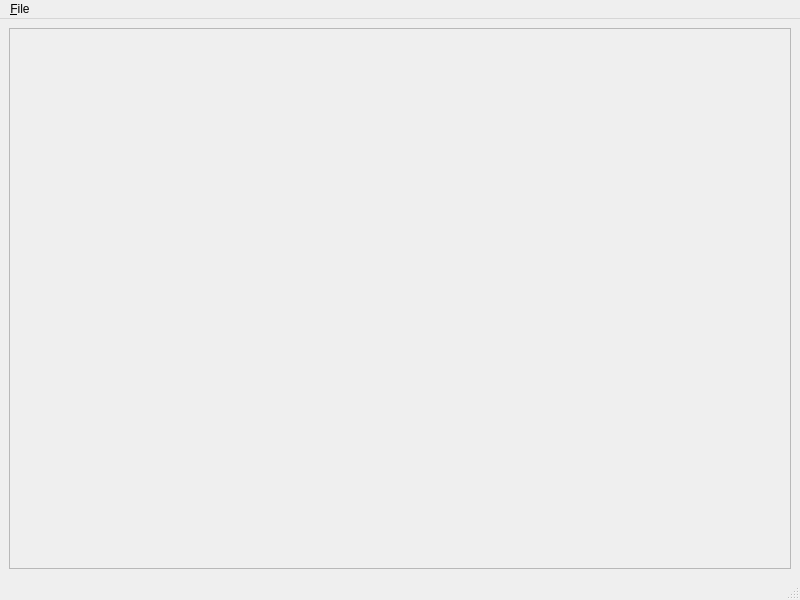
Above: forms/mainwindow.ui from isis-group/vast before the change. Below: the same form after it.
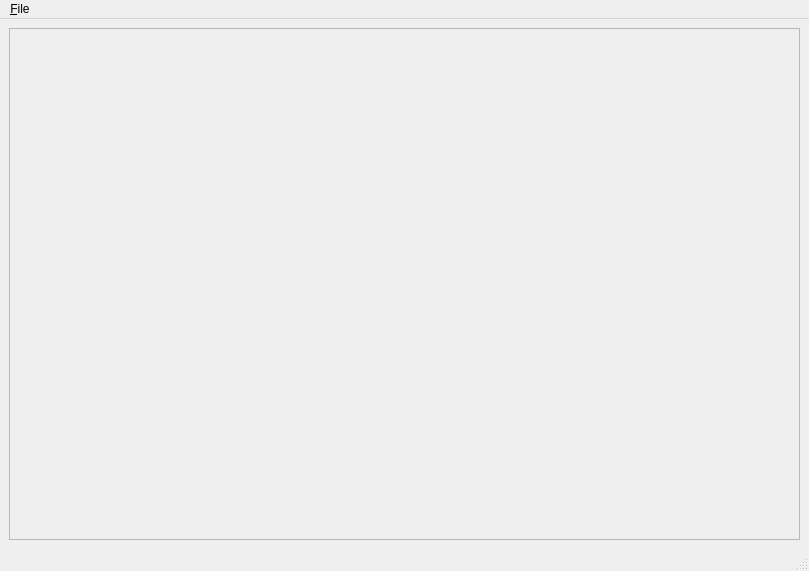
That is the form after the change. Icons and pictures are not drawn.

What changed in the file:
```diff
--- a/forms/mainwindow.ui
+++ b/forms/mainwindow.ui
@@ -6,8 +6,8 @@
    <rect>
     <x>0</x>
     <y>0</y>
-    <width>800</width>
-    <height>600</height>
+    <width>809</width>
+    <height>571</height>
    </rect>
   </property>
   <property name="windowTitle">
@@ -25,8 +25,8 @@
         <rect>
          <x>0</x>
          <y>0</y>
-         <width>762</width>
-         <height>513</height>
+         <width>771</width>
+         <height>484</height>
         </rect>
        </property>
        <layout class="QVBoxLayout" name="verticalLayout">
@@ -87,7 +87,7 @@
     <rect>
      <x>0</x>
      <y>0</y>
-     <width>800</width>
+     <width>809</width>
      <height>27</height>
     </rect>
    </property>
```
Left out of the diff: 24 changed lines with no effect on the pictures.
